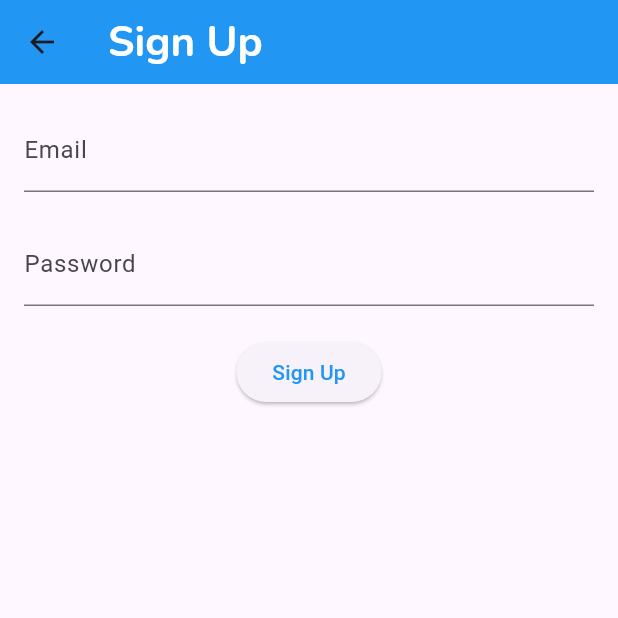
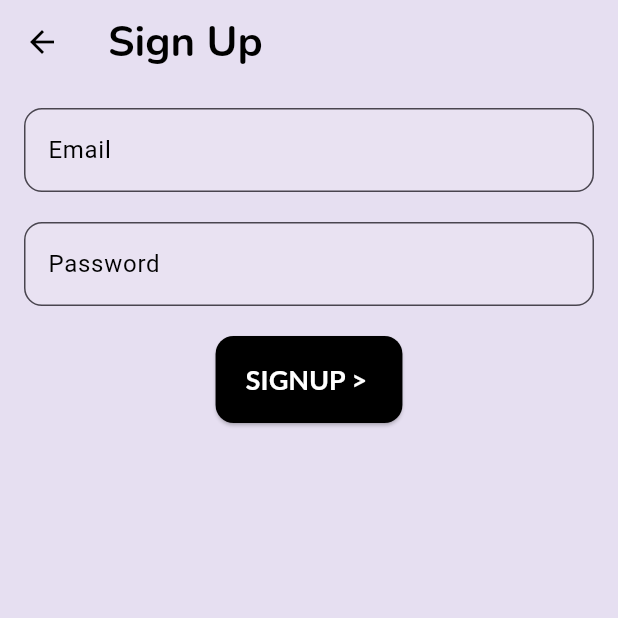
Before and after one commit to ShanandaDokka/RepairIt, a Flutter app: the screen it shows after launch, after a tap on "Sign Up", on a phone screen of 412 x 824 dp, the top half of it. Run offline on Flutter 3.47's test engine with Material 3 defaults, Android fonts, the light colour scheme and no system bars; our stand-ins replace firebase_auth, firebase_core, flutter_dotenv, google_fonts, google_generative_ai, shared_preferences; accounts and stored records are empty; statements that could not run were skipped.

Commit message:
design changes

```diff
--- a/lib/clickable_box.dart
+++ b/lib/clickable_box.dart
@@ -44,7 +44,7 @@ class _ClickableBoxState extends State<ClickableBox> {
           margin: EdgeInsets.symmetric(horizontal: 8),
           padding: EdgeInsets.all(16),
           decoration: BoxDecoration(
-            color: Colors.blue,
+            color: Color(0xFFE6DFF1),
             borderRadius: BorderRadius.circular(8),
             border: Border.all(
               color: isHovered ? Colors.red : Colors.transparent,
@@ -57,7 +57,7 @@ class _ClickableBoxState extends State<ClickableBox> {
               Text(
                 widget.item,
                 style: TextStyle(
-                  color: Colors.white,
+                  color: Colors.black,
                   fontWeight: FontWeight.bold,
                 ),
                 textAlign: TextAlign.center,
@@ -68,6 +68,7 @@ class _ClickableBoxState extends State<ClickableBox> {
                 fit: BoxFit.cover,
                 height: 15,
                 width: 100,
+                color: Color(0xff6750a4),
               ),
             ],
           ),
--- a/lib/log_in_page.dart
+++ b/lib/log_in_page.dart
@@ -2,6 +2,7 @@ import 'package:firebase_auth/firebase_auth.dart';
 import 'package:flutter/material.dart';
 import 'package:namer_app/main.dart';
 import 'package:namer_app/sign_up_page.dart';
+import 'package:google_fonts/google_fonts.dart';
 
 class LogInPage extends StatefulWidget {
   @override
@@ -12,6 +13,9 @@ class _LogInPageState extends State<LogInPage> {
   final TextEditingController _emailController = TextEditingController();
   final TextEditingController _passwordController = TextEditingController();
   final FirebaseAuth _auth = FirebaseAuth.instance;
+  final Color backgroundColor = Color(0xFFE6DFF1);
+  final Color accentColor = Colors.white; // Light lavender
+  final Color textColor = Colors.black;
 
   String _errorMessage = '';
 
@@ -61,85 +65,118 @@ class _LogInPageState extends State<LogInPage> {
 
   void _navigateToSignUp() {
     Navigator.push(
-      context,
-      MaterialPageRoute(builder: (context) => SignUpPage())
-    );
+        context, MaterialPageRoute(builder: (context) => SignUpPage()));
   }
 
   void _navigateToMainPage() {
     Navigator.pushReplacement(
-      context,
-      MaterialPageRoute(builder: (context) => MyHomePage())
-    );
+        context, MaterialPageRoute(builder: (context) => MyHomePage()));
   }
 
   @override
   Widget build(BuildContext context) {
     return Scaffold(
-      appBar: AppBar(
-        title: Text('Log In'),
-        backgroundColor: Colors.blue,
+      backgroundColor: backgroundColor,
+
+      body: SingleChildScrollView(
+        child: Padding(
+          padding: const EdgeInsets.all(24.0),
+          child: Column(
+            crossAxisAlignment: CrossAxisAlignment.stretch,
+            children: [
+              SizedBox(height: 280),
+              Text(
+                'RepairIt.',
+                  style: GoogleFonts.lato(
+                    fontSize: 35,
+                    fontWeight: FontWeight.bold,
                   ),
-      body: Padding(
-        padding: const EdgeInsets.all(16.0),
-        child: Column(
-          crossAxisAlignment: CrossAxisAlignment.center,
-          children: [
+              ),
+              SizedBox(height: 100),
               TextField(
                 controller: _emailController,
-              decoration: InputDecoration(labelText: 'Email'),
+                decoration: InputDecoration(
+                  labelText: 'Email',
+                  labelStyle: TextStyle(color: textColor),
+                  filled: true,
+                  fillColor: accentColor.withOpacity(0.1),
+                  border: OutlineInputBorder(
+                    borderRadius: BorderRadius.circular(12),
+                    borderSide: BorderSide(color: accentColor),
                   ),
+                  focusedBorder: OutlineInputBorder(
+                    borderRadius: BorderRadius.circular(12),
+                    borderSide: BorderSide(color: accentColor, width: 2),
+                  ),
+                ),
+              ),
+              SizedBox(height: 16),
               TextField(
                 controller: _passwordController,
-              decoration: InputDecoration(labelText: 'Password'),
+                decoration: InputDecoration(
+                  labelText: 'Password',
+                  labelStyle: TextStyle(color: textColor),
+                  filled: true,
+                  fillColor: accentColor.withOpacity(0.1),
+                  border: OutlineInputBorder(
+                    borderRadius: BorderRadius.circular(12),
+                    borderSide: BorderSide(color: accentColor),
+                  ),
+                  focusedBorder: OutlineInputBorder(
+                    borderRadius: BorderRadius.circular(12),
+                    borderSide: BorderSide(color: accentColor, width: 2),
+                  ),
+                ),
                 obscureText: true,
               ),
-            SizedBox(height: 20),
+              SizedBox(height: 24),
               if (_errorMessage.isNotEmpty)
                 Padding(
-                padding: const EdgeInsets.only(bottom: 10.0),
-                child: Align(
-                  alignment: Alignment.centerLeft,
+                  padding: const EdgeInsets.only(bottom: 16.0),
                   child: Text(
                     _errorMessage,
                     style: TextStyle(color: Colors.red),
-                  ),
+                    textAlign: TextAlign.center,
                   ),
                 ),
               ElevatedButton(
                 onPressed: _logIn,
-              style: ButtonStyle(
-                backgroundColor: WidgetStateProperty.all<Color>(Colors.blue),
+                style: ElevatedButton.styleFrom(
+                  backgroundColor: textColor,
+                  foregroundColor: backgroundColor,
+                  padding: EdgeInsets.symmetric(vertical: 16),
+                  shape: RoundedRectangleBorder(
+                    borderRadius: BorderRadius.circular(12),
                   ),
-              child: Text('Log In'),
                 ),
-            Spacer(),
-            Column(
-              children: [
-                Text(
-                  'Not registered with us? Sign up for free!',
-                  style: TextStyle(
-                    fontSize: 16,
+                child: Text('LOGIN >',
+                    style: GoogleFonts.lato(
+                        fontSize: 18, fontWeight: FontWeight.bold)),
+              ),
+              SizedBox(height: 10),
+              // Text(
+              //   'OR',
+              //   style: TextStyle(
+              //     color: textColor,
+              //     fontSize: 16,
+              //   ),
+              //   textAlign: TextAlign.center,
+              // ),
+              TextButton(
+                onPressed: _navigateToSignUp,
+                style: TextButton.styleFrom(
+                  foregroundColor: textColor,
+                ),
+                child: Text(
+                  'Sign Up',
+                  style: GoogleFonts.lato(
+                    fontSize: 22,
                     fontWeight: FontWeight.bold,
                   ),
-                  textAlign: TextAlign.center,
-                ),
-                SizedBox(height: 10),
-                SizedBox(
-                  width: 150,
-                  height: 50,
-                  child: ElevatedButton(
-                    onPressed: _navigateToSignUp,
-                    style: ButtonStyle(
-                      foregroundColor: WidgetStateProperty.all<Color>(Colors.white),
-                      backgroundColor: WidgetStateProperty.all<Color>(Colors.blue),
-                    ),
-                    child: Text('Sign Up'),
                 ),
               ),
             ],
           ),
-          ],
         ),
       ),
     );
--- a/lib/sign_up_page.dart
+++ b/lib/sign_up_page.dart
@@ -2,6 +2,8 @@ import 'package:firebase_auth/firebase_auth.dart';
 import 'package:flutter/material.dart';
 import 'package:namer_app/log_in_page.dart';
 import 'package:namer_app/survey_page.dart';
+import 'package:google_fonts/google_fonts.dart';
+
 
 class SignUpPage extends StatefulWidget {
   @override
@@ -12,6 +14,9 @@ class _SignUpPageState extends State<SignUpPage> {
   final GlobalKey<FormState> _formKey = GlobalKey<FormState>();
   final TextEditingController _emailController = TextEditingController();
   final TextEditingController _passwordController = TextEditingController();
+    final Color backgroundColor = Color(0xFFE6DFF1);
+  final Color accentColor = Colors.white; // Light lavender
+  final Color textColor = Colors.black;
 
   Future<void> _signUp() async {
     try {
@@ -58,9 +63,11 @@ class _SignUpPageState extends State<SignUpPage> {
   Widget build(BuildContext context) {
     return Scaffold(
       appBar: AppBar(
-        title: Text('Sign Up'),
-        backgroundColor: Colors.blue, // Example background color
+        title: Text('Sign Up', style: TextStyle(color: textColor)),
+        backgroundColor: backgroundColor, // White background for the AppBar
+        iconTheme: IconThemeData(color: textColor), // Black icon color
       ),
+      backgroundColor: backgroundColor, // Set the background color for the page
       body: Padding(
         padding: const EdgeInsets.all(16.0),
         child: Form(
@@ -70,7 +77,20 @@ class _SignUpPageState extends State<SignUpPage> {
             children: [
               TextFormField(
                 controller: _emailController,
-                decoration: InputDecoration(labelText: 'Email'),
+                decoration: InputDecoration(
+                  labelText: 'Email',
+                  labelStyle: TextStyle(color: textColor),
+                  filled: true,
+                  fillColor: accentColor.withOpacity(0.1),
+                  border: OutlineInputBorder(
+                    borderRadius: BorderRadius.circular(12),
+                    borderSide: BorderSide(color: accentColor),
+                  ),
+                  focusedBorder: OutlineInputBorder(
+                    borderRadius: BorderRadius.circular(12),
+                    borderSide: BorderSide(color: accentColor, width: 2),
+                  ),
+                ),
                 validator: (value) {
                   if (value == null || value.isEmpty) {
                     return 'Please enter your email';
@@ -80,11 +100,25 @@ class _SignUpPageState extends State<SignUpPage> {
                   }
                   return null;
                 },
+                style: TextStyle(color: textColor),
               ),
               SizedBox(height: 20),
               TextFormField(
                 controller: _passwordController,
-                decoration: InputDecoration(labelText: 'Password'),
+                decoration: InputDecoration(
+                  labelText: 'Password',
+                  labelStyle: TextStyle(color: textColor),
+                  filled: true,
+                  fillColor: accentColor.withOpacity(0.1),
+                  border: OutlineInputBorder(
+                    borderRadius: BorderRadius.circular(12),
+                    borderSide: BorderSide(color: accentColor),
+                  ),
+                  focusedBorder: OutlineInputBorder(
+                    borderRadius: BorderRadius.circular(12),
+                    borderSide: BorderSide(color: accentColor, width: 2),
+                  ),
+                ),
                 obscureText: true,
                 validator: (value) {
                   if (value == null || value.isEmpty) {
@@ -95,6 +129,7 @@ class _SignUpPageState extends State<SignUpPage> {
                   }
                   return null;
                 },
+                style: TextStyle(color: textColor),
               ),
               SizedBox(height: 20),
               ElevatedButton(
@@ -103,10 +138,21 @@ class _SignUpPageState extends State<SignUpPage> {
                     _signUp();
                   }
                 },
-                style: ButtonStyle(
-                  foregroundColor: WidgetStateProperty.all<Color>(Colors.blue), // Background color
+                style: ElevatedButton.styleFrom(
+                  backgroundColor: textColor, // Black background color for the button
+                  foregroundColor: accentColor, // White text color
+                  padding: EdgeInsets.symmetric(vertical: 16, horizontal: 20),
+                  shape: RoundedRectangleBorder(
+                    borderRadius: BorderRadius.circular(12),
+                  ),
                 ),
-                child: Text('Sign Up'),
+                child: Text(
+                  'SIGNUP > ',
+                  style: GoogleFonts.lato(
+                    fontSize: 18,
+                    fontWeight: FontWeight.bold,
+                  ),
+                ),
               ),
             ],
           ),
--- a/lib/trending_page.dart
+++ b/lib/trending_page.dart
@@ -9,7 +9,10 @@ class TrendingPage extends StatefulWidget {
   _TrendingPageState createState() => _TrendingPageState();
 }
 
-class _TrendingPageState extends State<TrendingPage> with AutomaticKeepAliveClientMixin {
+class _TrendingPageState extends State<TrendingPage>
+    with AutomaticKeepAliveClientMixin {
+  final Color backgroundColor = Color(0xFFE6DFF1);
+
   List<String> trendingCars = [];
   List<String> trendingPhones = [];
   List<String> trendingLaptops = [];
@@ -120,13 +123,16 @@ class _TrendingPageState extends State<TrendingPage> with AutomaticKeepAliveClie
             }
           } else {
             List<String> fetchedPhoneScores = scorePhone.split(",");
-            fetchedPhoneScores = fetchedPhoneScores.map((str) => str.trim()).toList();
+            fetchedPhoneScores =
+                fetchedPhoneScores.map((str) => str.trim()).toList();
 
             List<String> fetchedCarScores = scoreCar.split(",");
-            fetchedCarScores = fetchedCarScores.map((str) => str.trim()).toList();
+            fetchedCarScores =
+                fetchedCarScores.map((str) => str.trim()).toList();
 
             List<String> fetchedLaptopScores = scoreLaptop.split(",");
-            fetchedLaptopScores = fetchedLaptopScores.map((str) => str.trim()).toList();
+            fetchedLaptopScores =
+                fetchedLaptopScores.map((str) => str.trim()).toList();
 
             setState(() {
               carScores = fetchedCarScores;
@@ -158,7 +164,10 @@ class _TrendingPageState extends State<TrendingPage> with AutomaticKeepAliveClie
     String category = await _fetchData(prompt2);
     category = category.trim();
 
-    if (score.isEmpty || !(category == "Phones" || category == "Cars" || category == "Laptops")) {
+    if (score.isEmpty ||
+        !(category == "Phones" ||
+            category == "Cars" ||
+            category == "Laptops")) {
       setState(() {
         _searchController.text = "Device not found, please try again";
       });
@@ -166,7 +175,10 @@ class _TrendingPageState extends State<TrendingPage> with AutomaticKeepAliveClie
       Navigator.push(
         context,
         MaterialPageRoute(
-          builder: (context) => IndividualDevice(title: query.trim(), score: int.parse(score.trim()), category: category),
+          builder: (context) => IndividualDevice(
+              title: query.trim(),
+              score: int.parse(score.trim()),
+              category: category),
         ),
       );
     }
@@ -224,6 +236,8 @@ class _TrendingPageState extends State<TrendingPage> with AutomaticKeepAliveClie
     super.build(context);
     return Scaffold(
       appBar: AppBar(
+
+        backgroundColor: backgroundColor,
         title: Column(
           crossAxisAlignment: CrossAxisAlignment.start,
           mainAxisSize: MainAxisSize.min,
@@ -238,26 +252,49 @@ class _TrendingPageState extends State<TrendingPage> with AutomaticKeepAliveClie
                 SizedBox(width: 8),
                 Text(
                   'Trending',
-                  style: TextStyle(fontSize: 30, color: Colors.black),
+                  style: TextStyle(fontSize: 30, fontWeight: FontWeight.bold, color: Colors.black),
                 ),
               ],
             ),
-            SizedBox(height: 2),
+            SizedBox(height: 5),
             Flexible(
               child: Text(
+
                 trendingPageSubtitle,
                 style: TextStyle(fontSize: 16, color: Colors.black54),
                 overflow: TextOverflow.visible,
               ),
             ),
+            SizedBox(height: 15),
+
+            Center(
+              child: TextField(
+                controller: _searchController,
+                decoration: InputDecoration(
+                  fillColor: Colors.white,
+                  hintText: "Search for a device",
+                  border: OutlineInputBorder(
+                    borderRadius: BorderRadius.circular(8.0),
+                  ),
+                  contentPadding: EdgeInsets.symmetric(horizontal: 16.0),
+                  suffixIcon: IconButton(
+                    icon: Icon(Icons.search),
+                    onPressed: _search,
+                  ),
+                ),
+                onSubmitted: (value) => _search(),
+              ),
+            ),
+           SizedBox(height: 30),
+
           ],
         ),
-        toolbarHeight: 100,
+        toolbarHeight: 165,
               ),
       body: _isLoading
           ? Center(child: CircularProgressIndicator())
-          : _error ?
-            Center(
+          : _error
+              ? Center(
                   child: Container(
                     padding: EdgeInsets.all(16.0),
                     margin: EdgeInsets.symmetric(horizontal: 20.0),
@@ -287,39 +324,24 @@ class _TrendingPageState extends State<TrendingPage> with AutomaticKeepAliveClie
                       crossAxisAlignment: CrossAxisAlignment.start,
                       children: [
                         Padding(
-                      padding: const EdgeInsets.all(16.0),
-                      child: Center(
-                        child: TextField(
-                          controller: _searchController,
-                          decoration: InputDecoration(
-                            hintText: "Search for a device",
-                            border: OutlineInputBorder(
-                              borderRadius: BorderRadius.circular(8.0),
+                          padding: const EdgeInsets.all(8.0),
                         ),
-                            contentPadding: EdgeInsets.symmetric(horizontal: 16.0),
-                            suffixIcon: IconButton(
-                              icon: Icon(Icons.search),
-                              onPressed: _search,
-                            ),
-                          ),
-                          onSubmitted: (value) => _search(),
-                        ),
-                      ),
-                    ),
-                    _buildSubheading(context, 'Phones', trendingPhones),
-                    _buildSubheading(context, 'Cars', trendingCars),
-                    _buildSubheading(context, 'Laptops', trendingLaptops),
+                        _buildSubheading(context, '  Phones', trendingPhones),
+                        _buildSubheading(context, '  Cars', trendingCars),
+                        _buildSubheading(context, '  Laptops', trendingLaptops),
                       ],
                     ),
                   ),
                 ),
+      backgroundColor: Colors.white,
     );
   }
 
-  Widget _buildSubheading(BuildContext context, String title, List<String> items) {
+  Widget _buildSubheading(
+      BuildContext context, String title, List<String> items) {
     final ScrollController scrollController = ScrollController();
     return Padding(
-      padding: const EdgeInsets.all(8.0),
+      padding: const EdgeInsets.symmetric(vertical: 8.0, horizontal: 15),
       child: Column(
         crossAxisAlignment: CrossAxisAlignment.start,
         children: [
@@ -340,7 +362,8 @@ class _TrendingPageState extends State<TrendingPage> with AutomaticKeepAliveClie
                   controller: scrollController,
                   itemCount: items.length,
                   itemBuilder: (context, index) {
-                    return _buildClickableBox(context, items[index], index, title);
+                    return _buildClickableBox(
+                        context, items[index], index, title);
                   },
                 ),
               ),
@@ -351,9 +374,14 @@ class _TrendingPageState extends State<TrendingPage> with AutomaticKeepAliveClie
     );
   }
 
-  Widget _buildClickableBox(BuildContext context, String item, int index, String category) {
+  Widget _buildClickableBox(
+      BuildContext context, String item, int index, String category) {
     List<String> scores = getScoreImage(category, index);
-    return ClickableBox(item: item, image: scores[1], score: int.parse(scores[0]), title: category);
+    return ClickableBox(
+        item: item,
+        image: scores[1],
+        score: int.parse(scores[0]),
+        title: category);
   }
 
   @override
```
Lines whose indentation alone changed are shown as unchanged.
